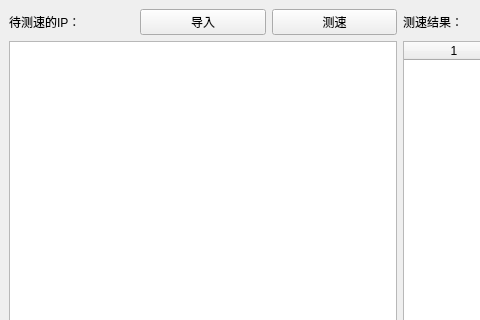
Old version of the form MainWindow.ui in the repository GoodCoder666/GoogleTranslate_IPFinder; both pictures show x 0 to 480 and y 0 to 320 of the 800 by 600 pixel window.
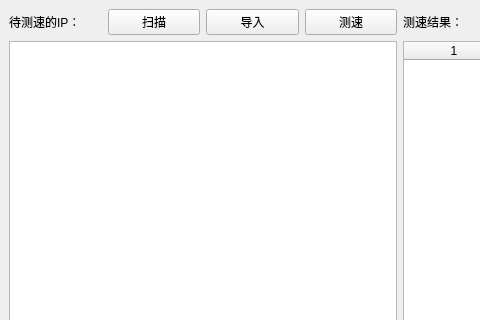
New version of the form. Icons and pictures are not drawn.

The edit to the form file:
```diff
--- a/MainWindow.ui
+++ b/MainWindow.ui
@@ -33,6 +33,13 @@
           </property>
          </widget>
         </item>
+        <item>
+         <widget class="QPushButton" name="btnWait_Scan">
+          <property name="text">
+           <string>扫描</string>
+          </property>
+         </widget>
+        </item>
         <item>
          <widget class="QPushButton" name="btnWait_Load">
           <property name="text">
```
